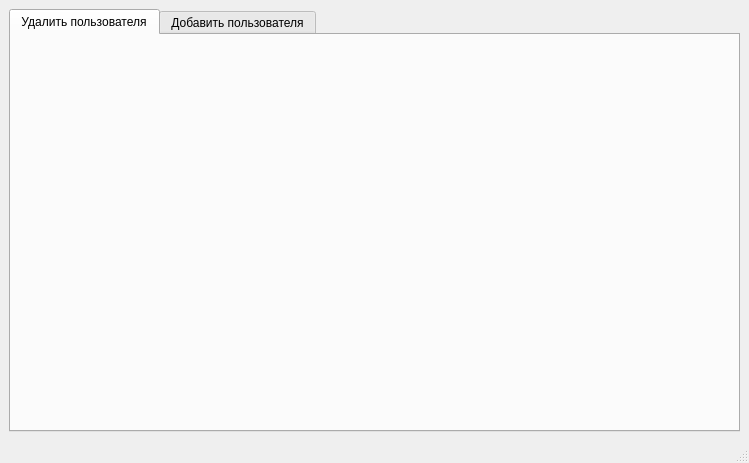
Before: the Qt Designer form MDKP/adminwindow.ui in MiFit1/OSOGO, drawn with Qt 5.
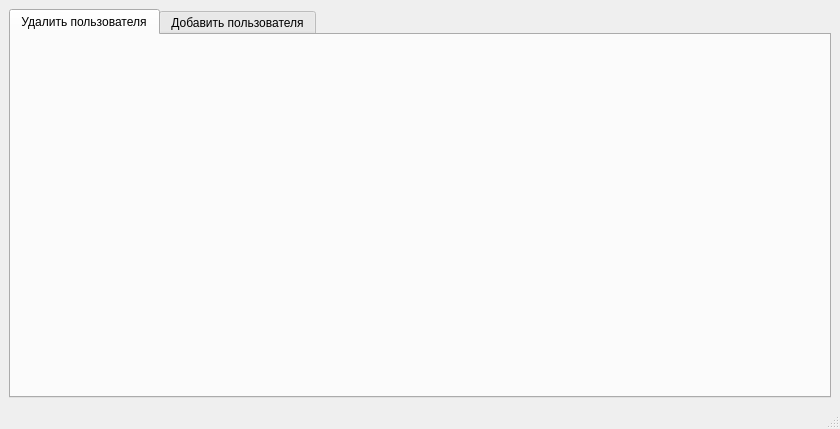
After: the same form once the commit is applied.

Diff of the .ui file:
```diff
--- a/MDKP/adminwindow.ui
+++ b/MDKP/adminwindow.ui
@@ -6,8 +6,8 @@
    <rect>
     <x>0</x>
     <y>0</y>
-    <width>732</width>
-    <height>463</height>
+    <width>840</width>
+    <height>429</height>
    </rect>
   </property>
   <property name="windowTitle">
```
Left out of the diff: 4 changed lines with no effect on the pictures.
